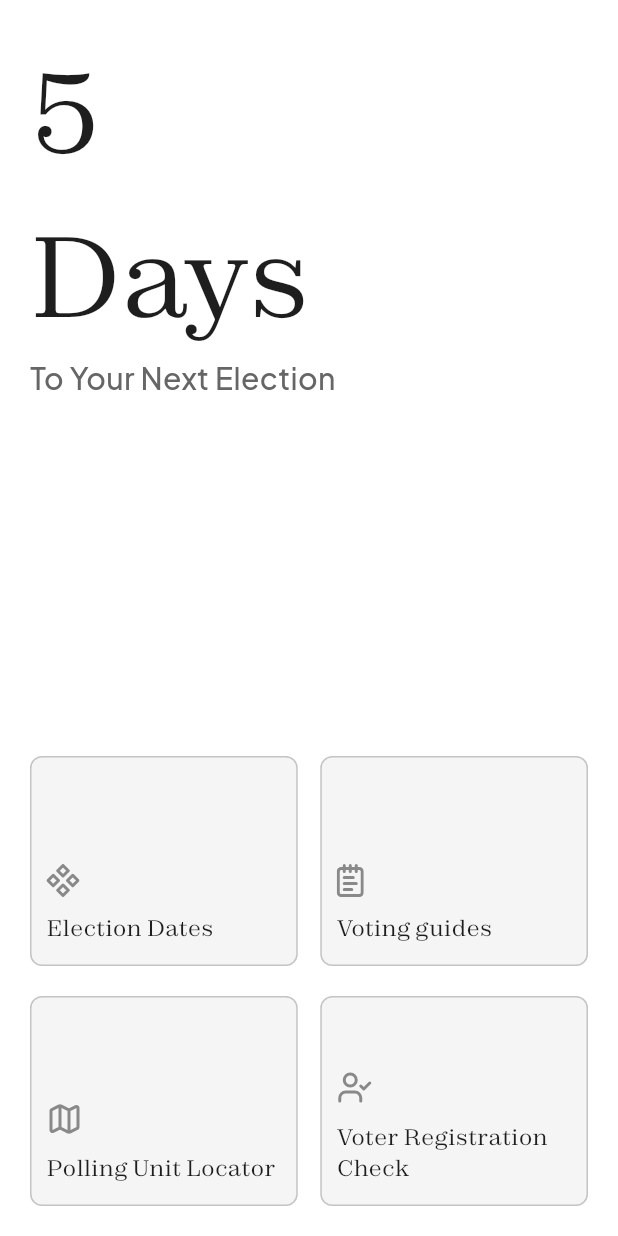
After one commit to Chijama/Koyar, a Flutter app: the HomePage screen opened directly, on a phone screen of 412 x 824 dp. The commit adds this screen. Run offline on Flutter 3.47's test engine with Material 3 defaults, Android fonts, the light colour scheme and no system bars; our stand-ins replace bloc, firebase_core, firebase_messaging, flutter_bloc, flutter_svg, get_it and 2 more; accounts and stored records are empty.

Commit message:
feat: home page widget

```diff
--- a/lib/presentation/features/auth/signup/pages/electionPreference.dart
+++ b/lib/presentation/features/auth/signup/pages/electionPreference.dart
@@ -30,7 +30,6 @@ class ElectionPreferencePage extends StatelessWidget {
                         "ELECTION PREFERENCES",
                         textAlign: TextAlign.center,
                         style: getBlackZodiak(
-                          textColor: AppColors.appBlack,
                           fontsize: 36,
                         ),
                       ),
--- a/lib/presentation/features/auth/signup/pages/lga.dart
+++ b/lib/presentation/features/auth/signup/pages/lga.dart
@@ -3,7 +3,6 @@ import 'package:go_router/go_router.dart';
 import 'package:koyar/presentation/common/customTextField.dart';
 
 import '../../../../common/appButton.dart';
-import '../../../../manager/colorManager.dart';
 import '../../../../manager/routeManager.dart';
 import '../../../../manager/styleManager.dart';
 
@@ -34,8 +33,7 @@ class LGAscreen extends StatelessWidget {
                           "LOCAL GOVERNMENT OF REGISTERATION",
                           textAlign: TextAlign.center,
                           style: getBlackZodiak(
-                            textColor: AppColors.appBlack,
-                            fontsize: 36,
+                             fontsize: 36,
                           ),
                         ),
                       ),
--- a/lib/presentation/features/auth/signup/pages/ninPage.dart
+++ b/lib/presentation/features/auth/signup/pages/ninPage.dart
@@ -37,7 +37,6 @@ class NINPage extends StatelessWidget {
                           'YOUR NIN?',
                           textAlign: TextAlign.center,
                           style: getBlackZodiak(
-                            textColor: AppColors.appBlack,
                             fontsize: 36,
                           ),
                         ),
--- a/lib/presentation/features/auth/signup/pages/stateOfOrigin.dart
+++ b/lib/presentation/features/auth/signup/pages/stateOfOrigin.dart
@@ -36,7 +36,6 @@ class StateOfOriginScreen extends StatelessWidget {
                           'STATE OF REGISTERATION?',
                           textAlign: TextAlign.center,
                           style: getBlackZodiak(
-                            textColor: AppColors.appBlack,
                             fontsize: 36,
                           ),
                         ),
--- /dev/null
+++ b/lib/presentation/features/home/homePage.dart
@@ -0,0 +1,121 @@
+import 'package:flutter/material.dart';
+import 'package:flutter_svg/flutter_svg.dart';
+import 'package:koyar/presentation/manager/assetManager.dart';
+import 'package:koyar/presentation/manager/colorManager.dart';
+import 'package:koyar/presentation/manager/styleManager.dart';
+
+class HomePage extends StatefulWidget {
+  const HomePage({super.key});
+
+  @override
+  State<HomePage> createState() => _HomePageState();
+}
+
+class _HomePageState extends State<HomePage> {
+  int daysTillNextElection = 5;
+  @override
+  Widget build(BuildContext context) {
+    return Scaffold(
+      body: SafeArea(
+          child: Padding(
+        padding: const EdgeInsets.all(20),
+        child: Column(
+          crossAxisAlignment: CrossAxisAlignment.start,
+          mainAxisAlignment: MainAxisAlignment.spaceBetween,
+          children: [
+            MergeSemantics(
+              child: Column(
+                crossAxisAlignment: CrossAxisAlignment.start,
+                children: [
+                  Text(
+                    "$daysTillNextElection\nDays",
+                    semanticsLabel: "$daysTillNextElection Days Countdown",
+                    style: getBlackZodiak(
+                        fontweight: FontWeight.w500, fontsize: 76),
+                  ),
+                  Text(
+                    "To Your Next Election",
+                    style: getPlusJakartaSans(
+                        textColor: AppColors.appTextGrey,
+                        fontsize: 20,
+                        fontweight: FontWeight.w500),
+                    semanticsLabel: "To Your Next Election",
+                  )
+                ],
+              ),
+            ),
+            const Column(
+              children: [
+                Row(
+                  children: [
+                    HomePageItem(
+                      label: "Election Dates",
+                      asset: SvgAssetManager.electionDates,
+                    ),
+                    SizedBox(width: 15),
+                    HomePageItem(
+                      label: "Voting guides",
+                      asset: SvgAssetManager.votersGuide,
+                    ),
+                  ],
+                ),
+                SizedBox(height: 20),
+                Row(
+                  children: [
+                    HomePageItem(
+                      label: "Polling Unit Locator",
+                      asset: SvgAssetManager.map,
+                    ),
+                    SizedBox(width: 15),
+                    HomePageItem(
+                      label: "Voter Registration Check",
+                      asset: SvgAssetManager.userCheck,
+                    ),
+                  ],
+                ),
+              ],
+            )
+          ],
+        ),
+      )),
+    );
+  }
+}
+
+class HomePageItem extends StatelessWidget {
+  const HomePageItem({
+    super.key,
+    required this.label,
+    required this.asset,
+  });
+  final String label;
+  final String asset;
+  @override
+  Widget build(BuildContext context) {
+    return Expanded(
+      child: Container(
+        height: 140,
+        // width: 164,
+        padding: const EdgeInsets.symmetric(vertical: 14, horizontal: 10),
+        decoration: BoxDecoration(
+          borderRadius: const BorderRadius.all(Radius.circular(8)),
+          border: Border.all(
+              color: HexColor.toHexColor('#000000').withOpacity(0.2)),
+          color: AppColors.applightGrey,
+        ),
+        child: Column(
+          mainAxisAlignment: MainAxisAlignment.end,
+          crossAxisAlignment: CrossAxisAlignment.start,
+          children: [
+            SvgPicture.asset(asset),
+            const SizedBox(height: 10),
+            Text(
+              label,
+              style: getBlackZodiak(fontsize: 15, fontweight: FontWeight.w500),
+            ),
+          ],
+        ),
+      ),
+    );
+  }
+}
--- a/lib/presentation/manager/assetManager.dart
+++ b/lib/presentation/manager/assetManager.dart
@@ -7,4 +7,8 @@ class PngAssetManager {
 
 class SvgAssetManager {
   static const manginifyingGlass = "${svgPath}magnifyingGlass.svg";
+  static const electionDates = "${svgPath}electionDates.svg";
+  static const votersGuide = "${svgPath}votersGuide.svg";
+  static const userCheck = "${svgPath}user-check.svg";
+  static const map = "${svgPath}map.svg";
 }
--- a/lib/presentation/manager/colorManager.dart
+++ b/lib/presentation/manager/colorManager.dart
@@ -3,6 +3,9 @@ import 'package:flutter/material.dart';
 class AppColors {
   static Color appBlack = HexColor.toHexColor("#1E1E1E");
   static Color appGreen = HexColor.toHexColor('#2B3C2C');
+  static Color appTextGrey = HexColor.toHexColor('#666666');
+  static Color applightGrey = HexColor.toHexColor('#F5F5F5');
+
   static Color appWhite = Colors.white;
 }
 
--- a/lib/presentation/manager/styleManager.dart
+++ b/lib/presentation/manager/styleManager.dart
@@ -1,5 +1,6 @@
 import 'package:flutter/material.dart';
 import 'package:google_fonts/google_fonts.dart';
+import 'package:koyar/presentation/manager/colorManager.dart';
 
 TextStyle getNormalZodiak(
     {required Color textColor,
@@ -14,10 +15,10 @@ TextStyle getNormalZodiak(
 }
 
 TextStyle getBlackZodiak(
-    {required Color textColor,
+    {
     FontWeight fontweight = FontWeight.w700,
     double fontsize = 14}) {
-  return TextStyle(
+  return TextStyle(color: AppColors.appBlack,
     fontFamily: 'Zodiak',
     fontSize: fontsize,
     fontStyle: FontStyle.normal,
```
Also changed, not shown: assets/svg/electionDates.svg (added), assets/svg/map.svg (added), assets/svg/user-check.svg (added), assets/svg/votersGuide.svg (added), lib/main.dart (line endings or trailing spaces).
